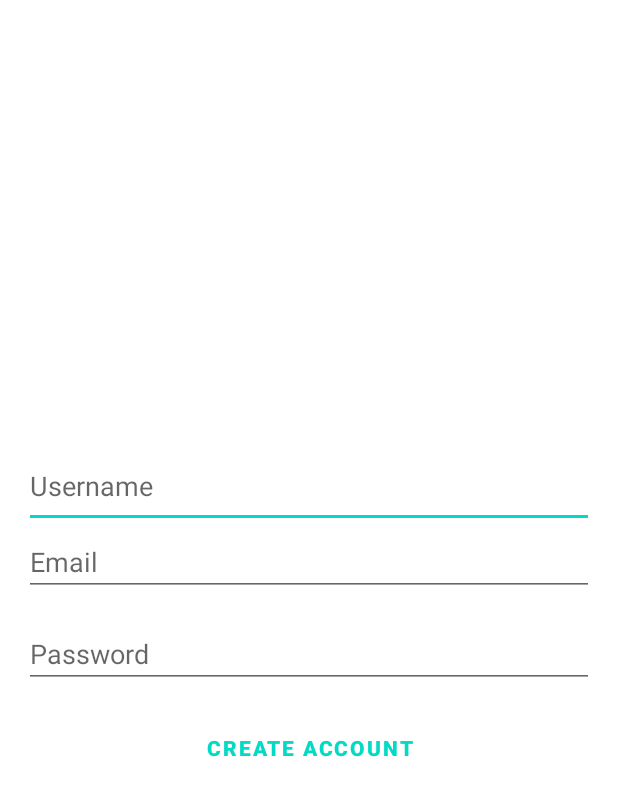
After one commit to SlawomirA/FoodApp, an Android app: the layout activity_create_account.xml on its own in the app's theme, with its tools: preview values and no code run, on a phone screen of 412 x 824 dp. The commit adds this screen. Shown: the top 796 px of the screen. Run offline under Robolectric (Android 15) with nearby library versions, the phone set to English and light mode, and no system bars.

Commit message:
Modyfikacja:     - LoginActivity.: możliwość przejścia do CreateAccountActivity. Dodano:     - CreatAccountActivity, activity_create_account.xml (layout file)

```diff
--- a/app/src/main/java/com/example/foodapp/LoginActivity.java
+++ b/app/src/main/java/com/example/foodapp/LoginActivity.java
@@ -39,9 +39,9 @@ public class LoginActivity extends AppCompatActivity {
         binding = DataBindingUtil.setContentView(this, R.layout.activity_login);
         auth = FirebaseAuth.getInstance();
 
-//        binding.btnCreateAccount.setOnClickListener(view -> {
-//            startActivity(new Intent(LoginActivity.this, CreateAccountActivity.class));
-//        });
+        binding.btnCreateAccount.setOnClickListener(view -> {
+            startActivity(new Intent(LoginActivity.this, CreateAccountActivity.class));
+        });
 
         binding.btnLogin.setOnClickListener(view -> {
             loginEmailPasswordUser(binding.etEmail.getText().toString().trim(),
--- /dev/null
+++ b/app/src/main/res/layout/activity_create_account.xml
@@ -0,0 +1,64 @@
+<?xml version="1.0" encoding="utf-8"?>
+<layout xmlns:android="http://schemas.android.com/apk/res/android"
+    xmlns:app="http://schemas.android.com/apk/res-auto"
+    xmlns:tools="http://schemas.android.com/tools">
+
+    <data>
+
+    </data>
+
+    <LinearLayout
+        android:layout_width="match_parent"
+        android:layout_height="match_parent"
+        tools:context=".LoginActivity"
+        android:gravity="center"
+        android:padding="16dp"
+        android:orientation="vertical"
+        >
+
+        <ProgressBar
+            android:id="@+id/login_progress"
+            android:layout_width="wrap_content"
+            android:layout_height="wrap_content"
+            android:visibility="gone"
+            style="?android:attr/progressBarStyleLarge" />
+
+        <EditText
+            android:id="@+id/et_Username"
+            android:hint="Username"
+            android:layout_width="match_parent"
+            android:layout_height="wrap_content"
+            android:maxLines="1"
+            android:inputType="textPersonName"
+            android:paddingBottom="16dp"
+            />
+        <AutoCompleteTextView
+            android:id="@+id/email"
+            android:hint="Email"
+            android:inputType="textEmailAddress"
+            android:layout_width="match_parent"
+            android:maxLines="1"
+            android:layout_height="wrap_content" />
+
+        <EditText
+            android:id="@+id/et_Password"
+            android:hint="Password"
+            android:layout_width="match_parent"
+            android:layout_height="wrap_content"
+            android:maxLines="1"
+            android:inputType="textPassword"
+            android:layout_marginTop="16dp"
+            />
+
+        <Button
+            android:id="@+id/btn_Login"
+            android:text="Create Account"
+            android:layout_width="match_parent"
+            android:layout_height="wrap_content"
+            android:textColor="@color/teal_200"
+            android:background="@color/transparent"
+            android:layout_marginTop="16dp"
+            android:textStyle="bold"/>
+
+    </LinearLayout>
+</layout>
```
Also changed, not shown: app/src/main/java/com/example/foodapp/CreateAccountActivity.java (added, +149 -0 lines).
